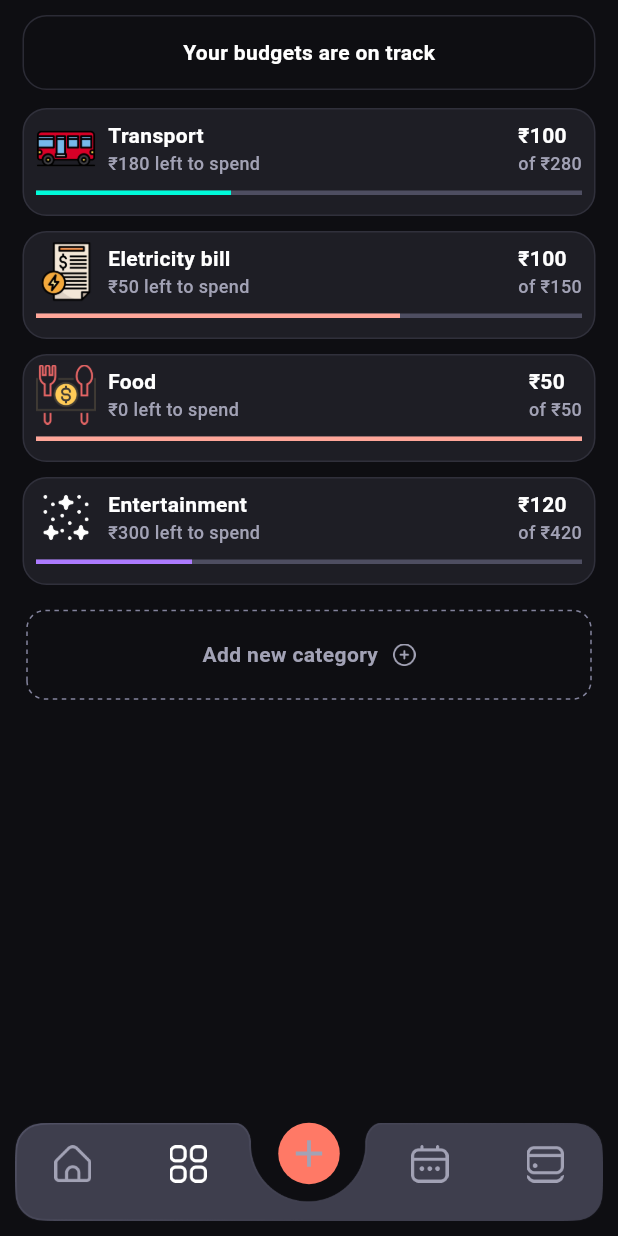
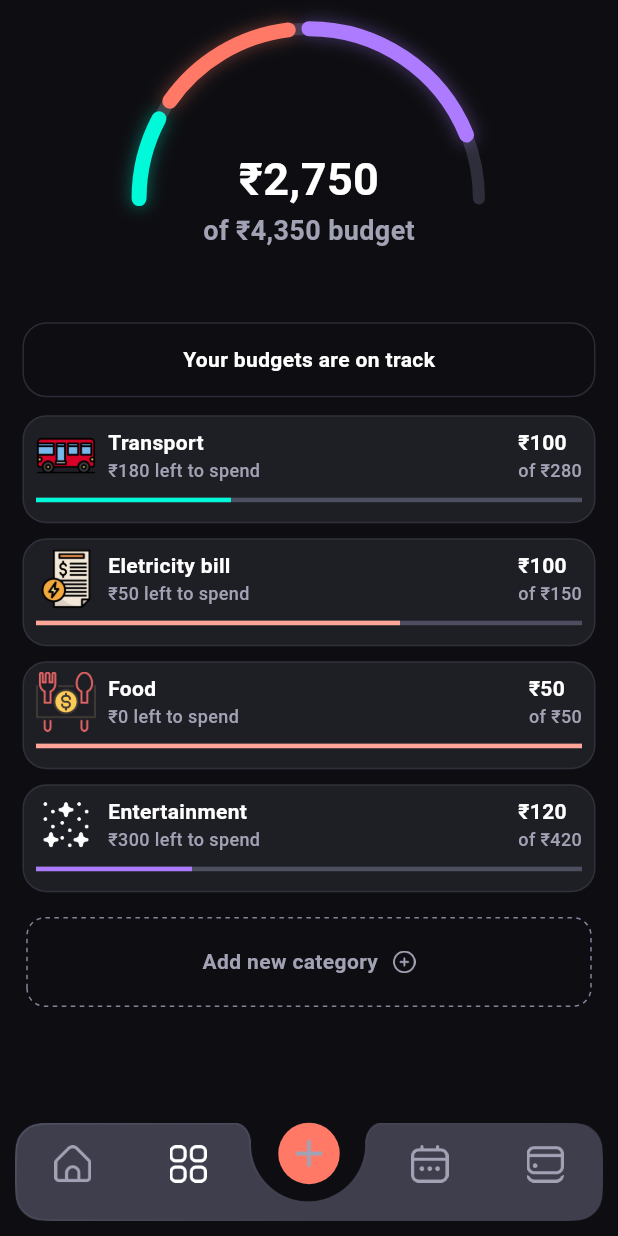
Before and after one commit to manoj19-github/Sanchita, a Flutter app: the screen it shows after launch, item 2 of the bottom bar chosen, on a phone screen of 412 x 824 dp. Run offline on Flutter 3.47's test engine with Material 3 defaults, Android fonts, the phone set to English and light mode, and no system bars; drawn by our look-alikes of dotted_border; our stand-ins replace firebase_auth, firebase_core, fluttertoast, get, google_sign_in; missing offline and left inert: github_sign_in; accounts and stored records are empty.

Commit message:
budget tracking page working on

```diff
--- /dev/null
+++ b/lib/screens/budget/BudgetPageUpperWidget.dart
@@ -0,0 +1,49 @@
+import 'package:flutter/material.dart';
+import 'package:sanchita/common/color_extensions.dart';
+import 'package:sanchita/screens/budget/BudgetTrackerWidget.dart';
+import 'package:sanchita/utils.dart';
+
+class BudgetPageUpperWidget extends StatelessWidget {
+  const BudgetPageUpperWidget({super.key});
+
+  @override
+  Widget build(BuildContext context) {
+    var media = MediaQuery.of(context);
+    return Padding(
+      padding: const EdgeInsets.only(top: 50),
+      child: Stack(alignment: Alignment.center, children: [
+        Positioned(
+          child: Container(
+            width: media.size.width * 0.55,
+            height: media.size.height * 0.2,
+            child: CustomPaint(
+              painter: BudgetTrackerWidget(
+                  end: 50,
+                  width: 10,
+                  bgWidth: 8,
+                  drawArcs: [
+                    ArcValueModel(color: TColor.secondaryG, value: 30),
+                    ArcValueModel(color: TColor.secondary, value: 50),
+                    ArcValueModel(color: TColor.primary10, value: 70)
+                  ]),
+            ),
+          ),
+        ),
+        Column(children: [
+          Text(
+            UTILMAIN.indianRupeesFormat("2750"),
+            style: TextStyle(
+                color: TColor.white, fontSize: 30, fontWeight: FontWeight.w700),
+          ),
+          Text(
+            "of " + UTILMAIN.indianRupeesFormat("4350") + " budget",
+            style: TextStyle(
+                color: TColor.gray30,
+                fontSize: 18,
+                fontWeight: FontWeight.w600),
+          ),
+        ])
+      ]),
+    );
+  }
+}
--- a/lib/screens/budget/BudgetScreenMain.dart
+++ b/lib/screens/budget/BudgetScreenMain.dart
@@ -5,6 +5,7 @@ import 'package:sanchita/cobntrollers/homePage.controller.dart';
 import 'package:sanchita/common/color_extensions.dart';
 import 'package:sanchita/common/widgets/AppLogo.dart';
 import 'package:sanchita/common/widgets/BudgetRow.dart';
+import 'package:sanchita/screens/budget/BudgetPageUpperWidget.dart';
 import 'package:sanchita/screens/home/widgets/ExpencesTile.dart';
 import 'package:sanchita/screens/home/widgets/HomePageTabs.dart';
 import 'package:sanchita/screens/home/widgets/HomePageUpperWidget.dart';
@@ -24,7 +25,9 @@ class BudgetScreenMain extends StatelessWidget {
         child: SingleChildScrollView(
           child: Column(
             children: [
-              const SizedBox(height: 10),
+              // const SizedBox(height: 10),
+              BudgetPageUpperWidget(),
+              // const SizedBox(height: 10),
               // HomePageUpperWidget(),
               // HomePageTabs(),
 
--- /dev/null
+++ b/lib/screens/budget/BudgetTrackerWidget.dart
@@ -0,0 +1,83 @@
+import 'package:flutter/material.dart';
+import 'package:sanchita/common/color_extensions.dart';
+import 'package:vector_math/vector_math.dart';
+
+class ArcValueModel {
+  final Color color;
+  final double value;
+  ArcValueModel({required this.color, required this.value});
+}
+
+class BudgetTrackerWidget extends CustomPainter {
+  final double start;
+  final double end;
+  final double width;
+  final double blurWidth;
+  final double bgWidth;
+  final double space;
+  final List<ArcValueModel> drawArcs;
+
+  BudgetTrackerWidget(
+      {this.start = 0,
+      this.end = 180,
+      this.width = 12,
+      this.blurWidth = 3,
+      required this.drawArcs,
+      this.space = 5,
+      this.bgWidth = 10});
+
+  @override
+  void paint(Canvas canvas, Size size) {
+    var rect = Rect.fromCircle(
+        center: Offset(size.width / 2, size.height / 2),
+        radius: size.width / 2);
+    // var gradientColor = LinearGradient(
+    //     colors: [TColor.secondary, TColor.secondary50, TColor.secondary],
+    //     begin: Alignment.topCenter,
+    //     end: Alignment.bottomCenter);
+
+    Paint backgroundPaint = Paint()
+      // ..shader = gradientColor.createShader(rect)
+      ..color = TColor.gray60.withOpacity(0.5)
+      ..style = PaintingStyle.stroke
+      ..strokeWidth = bgWidth
+      ..strokeCap = StrokeCap.round;
+    var startVal = 180.0 + start;
+    var drawStart = startVal;
+
+    canvas.drawArc(
+        rect, radians(startVal), radians(180), false, backgroundPaint);
+    for (var arc in drawArcs) {
+      Paint activePaint = Paint()
+        ..color = arc.color
+        ..style = PaintingStyle.stroke
+        ..strokeWidth = width
+        ..strokeCap = StrokeCap.round;
+
+      Paint shadowPaint = Paint()
+        ..color = arc.color.withOpacity(0.3)
+        ..style = PaintingStyle.stroke
+        ..strokeWidth = width + blurWidth
+        ..strokeCap = StrokeCap.round
+        ..maskFilter = MaskFilter.blur(BlurStyle.normal, 5.0);
+
+      var gap = space - 3;
+
+      Path path = Path()
+        ..addArc(rect, radians(drawStart), radians(arc.value - gap));
+      canvas.drawPath(path, shadowPaint);
+      canvas.drawArc(rect, radians(drawStart), radians(arc.value - gap), false,
+          activePaint);
+      drawStart += space + arc.value;
+    }
+  }
+
+  @override
+  bool shouldRebuildSemantics(covariant CustomPainter oldDelegate);
+
+  @override
+  bool shouldRepaint(covariant CustomPainter oldDelegate) {
+    // TODO: implement shouldRepaint
+    return false;
+  }
+}
```
